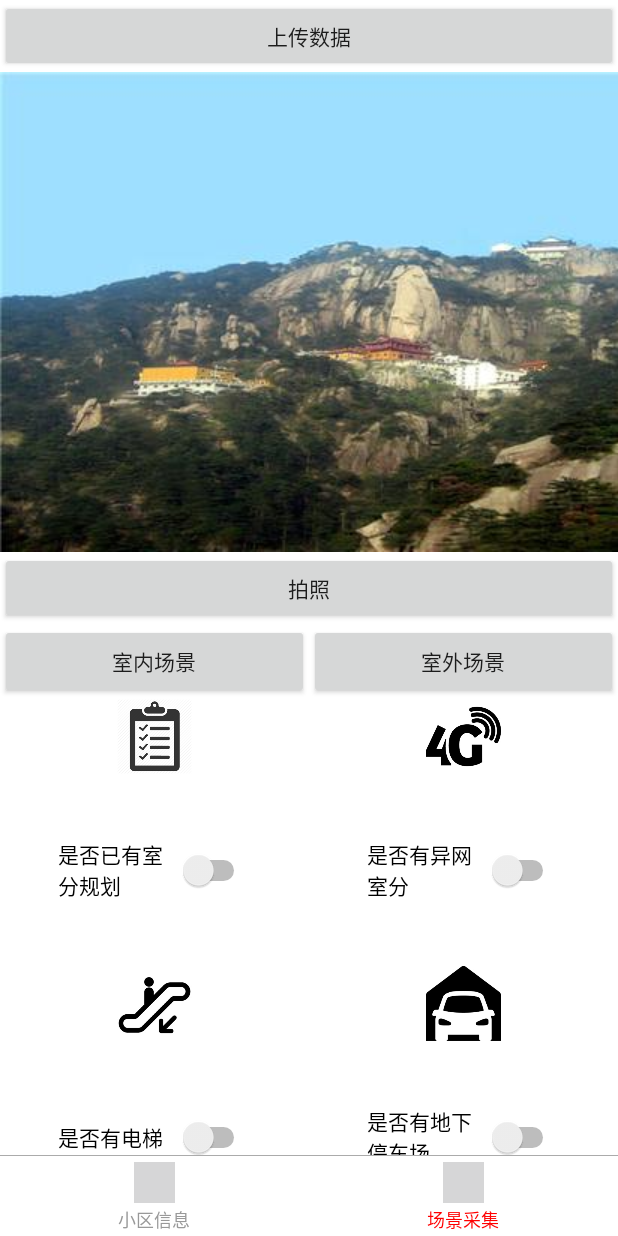
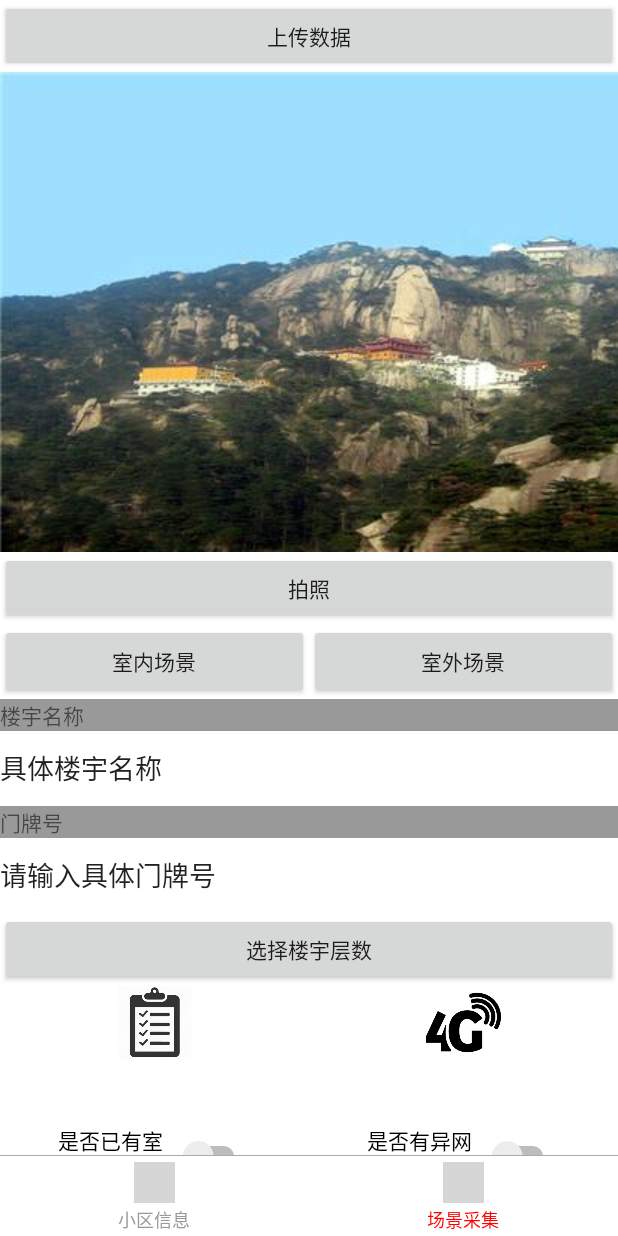
Before and after one commit to wuminmin/BaiduApp, an Android app: the screen it shows after launch (MainActivity), item 2 of the bottom bar chosen, on a phone screen of 412 x 824 dp. Run offline under Robolectric (Android 15) with nearby library versions, the phone set to English and light mode, and no system bars; libraries missing offline, so code that uses them is left out: cn.qqtheme.framework, com.tencent.bugly; 1 statement that could not run was skipped.

Commit message:
楼层选择器

```diff
--- a/app/src/main/res/layout/fragment_order2.xml
+++ b/app/src/main/res/layout/fragment_order2.xml
@@ -1,5 +1,6 @@
 <LinearLayout xmlns:android="http://schemas.android.com/apk/res/android"
     xmlns:app="http://schemas.android.com/apk/res-auto"
+    xmlns:tools="http://schemas.android.com/tools"
     android:layout_width="match_parent"
     android:layout_height="match_parent"
     android:orientation="vertical">
@@ -23,7 +24,8 @@
                 android:id="@+id/iv_11"
                 android:layout_width="480dp"
                 android:layout_height="320dp"
-                android:background="@drawable/jhs2" />
+                android:background="@drawable/jhs2"
+                android:contentDescription="TODO" />
 
             <Button
                 android:id="@+id/photo"
@@ -41,22 +43,57 @@
                     android:layout_width="0dp"
                     android:layout_height="50dp"
                     android:layout_weight="0.5"
-                    android:text="@string/shineng" />
-
-
+                    android:text="@string/shineng"
+                    tools:ignore="ButtonStyle" />
 
                 <Button
                     android:id="@+id/shiwai"
                     android:layout_width="0dp"
                     android:layout_height="50dp"
                     android:layout_weight="0.5"
-                    android:text="@string/shiwai" />
+                    android:text="@string/shiwai"
+                    tools:ignore="ButtonStyle" />
             </LinearLayout>
+
+            <TextView
+                android:layout_width="match_parent"
+                android:layout_height="wrap_content"
+                android:background="@color/grey"
+                android:text="@string/order_Building_location"/>
+
+            <MultiAutoCompleteTextView
+                android:id="@+id/jutilouyumingchen"
+                android:layout_width="match_parent"
+                android:layout_height="50dp"
+                android:background="@color/white"
+                android:text="@string/jutilouyumingchen"
+                tools:ignore="LabelFor" />
+
+            <TextView
+                android:layout_width="match_parent"
+                android:layout_height="wrap_content"
+                android:background="@color/grey"
+                android:text="@string/menpaihao"/>
+
+            <MultiAutoCompleteTextView
+                android:id="@+id/jutimenpaihao"
+                android:layout_width="match_parent"
+                android:layout_height="50dp"
+                android:background="@color/white"
+                android:text="@string/jutimenpaihao"
+                tools:ignore="LabelFor" />
+
+            <Button
+                android:layout_width="match_parent"
+                android:layout_height="wrap_content"
+                android:onClick="onDoublePicker"
+                android:text="@string/order_Building_layers" />
 
             <LinearLayout
                 android:layout_width="match_parent"
                 android:layout_height="wrap_content"
-                android:orientation="horizontal">
+                android:orientation="horizontal"
+                android:baselineAligned="false">
 
                 <LinearLayout
                     android:layout_width="0dp"
@@ -69,7 +106,8 @@
                         android:layout_width="50dp"
                         android:layout_height="50dp"
                         android:layout_gravity="center"
-                        android:background="@drawable/plan" />
+                        android:background="@drawable/plan"
+                        android:contentDescription="TODO" />
 
                     <Switch
                         android:id="@+id/switch1"
@@ -159,7 +197,7 @@
                 android:id="@+id/multiAutoCompleteTextView"
                 android:layout_width="match_parent"
                 android:layout_height="200dp"
-                android:background="@color/colorLine"
+                android:background="@color/white"
                 android:text="@string/MultiAutoCompleteTextView" />
 
         </LinearLayout>
--- a/app/src/main/res/values/strings.xml
+++ b/app/src/main/res/values/strings.xml
@@ -5,7 +5,7 @@
 
 
     <string name="order_Building_location">楼宇名称</string>
-    <string name="order_Building_layers">楼宇层数</string>
+    <string name="order_Building_layers">选择楼宇层数</string>
     <string name="order_Current_layer">当前层数</string>
 
 
@@ -36,7 +36,10 @@
     <string name="photo">拍照</string>
     <string name="shineng">室内场景</string>
     <string name="shiwai">室外场景</string>
+    <string name="menpaihao">门牌号</string>
+    <string name="jutimenpaihao">请输入具体门牌号</string>
     <string name="problemdes">问题描述</string>
+    <string name="jutilouyumingchen">具体楼宇名称</string>
     <string name="MultiAutoCompleteTextView">请描述问题，例如语音掉话，上网慢，玩游戏掉线等具体问题现象</string>
 
     <string name="mCellIdentityCdma_mBasestationId">BID</string>
--- a/build.gradle
+++ b/build.gradle
@@ -6,7 +6,7 @@ buildscript {
         google()
     }
     dependencies {
-        classpath 'com.android.tools.build:gradle:3.1.2'
+        classpath 'com.android.tools.build:gradle:3.1.3'
 
 //        classpath 'com.google.gms:google-services:3.2.0'
 
```
Also changed, not shown: app/build.gradle (+6 -4 lines), app/src/main/java/com/ysc/baiduapp/MainActivity.java (+61 -0 lines), app/src/main/java/com/ysc/baiduapp/fragment/OrderFragment.java (+34 -0 lines).
